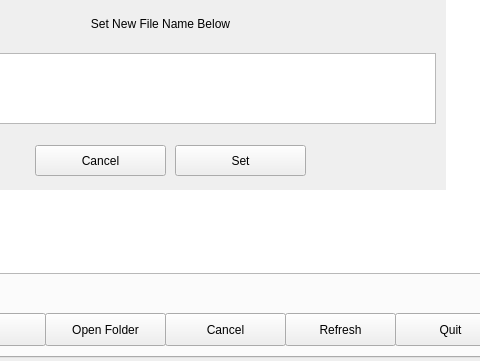
Before: the Qt Designer form src/mainwindow.ui in mhogomchungu/media-downloader, drawn with Qt 5; both pictures show x 247 to 727 and y 173 to 534 of the 823 by 534 pixel window.
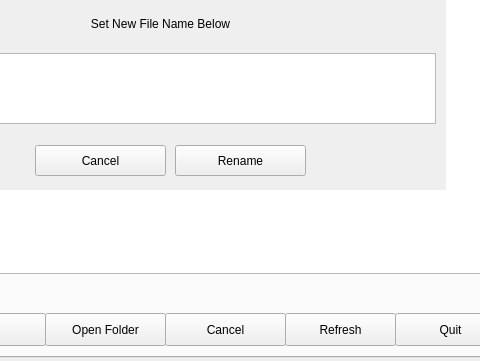
After: the same form once the commit is applied. The open tabs and pages were chosen to show the change.

The edit to the form file:
```diff
--- a/src/mainwindow.ui
+++ b/src/mainwindow.ui
@@ -1502,7 +1502,7 @@
        </rect>
       </property>
       <property name="text">
-       <string>Set</string>
+       <string>Rename</string>
       </property>
      </widget>
      <widget class="QPushButton" name="pbLibraryCancelRename">
```
Left out of the diff: 5 changed lines with no effect on the pictures.
